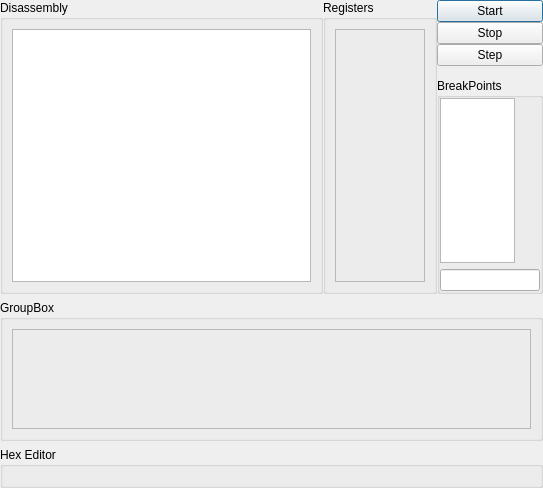
Above: ui/dialogdasm.ui from TheProjecter/pockemul before the change. Below: the same form after it.
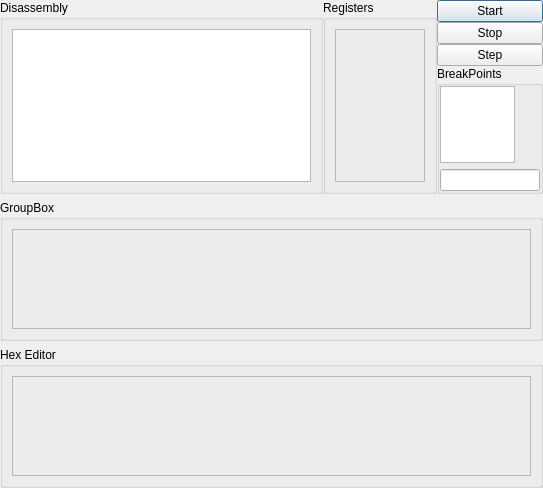
That is the form after the change.

Diff of the .ui file:
```diff
--- a/ui/dialogdasm.ui
+++ b/ui/dialogdasm.ui
@@ -224,6 +224,12 @@
      <layout class="QVBoxLayout" name="verticalLayout_6">
       <item>
        <widget class="QFrame" name="memframe">
+        <property name="minimumSize">
+         <size>
+          <width>0</width>
+          <height>100</height>
+         </size>
+        </property>
         <property name="frameShape">
          <enum>QFrame::StyledPanel</enum>
         </property>
```
